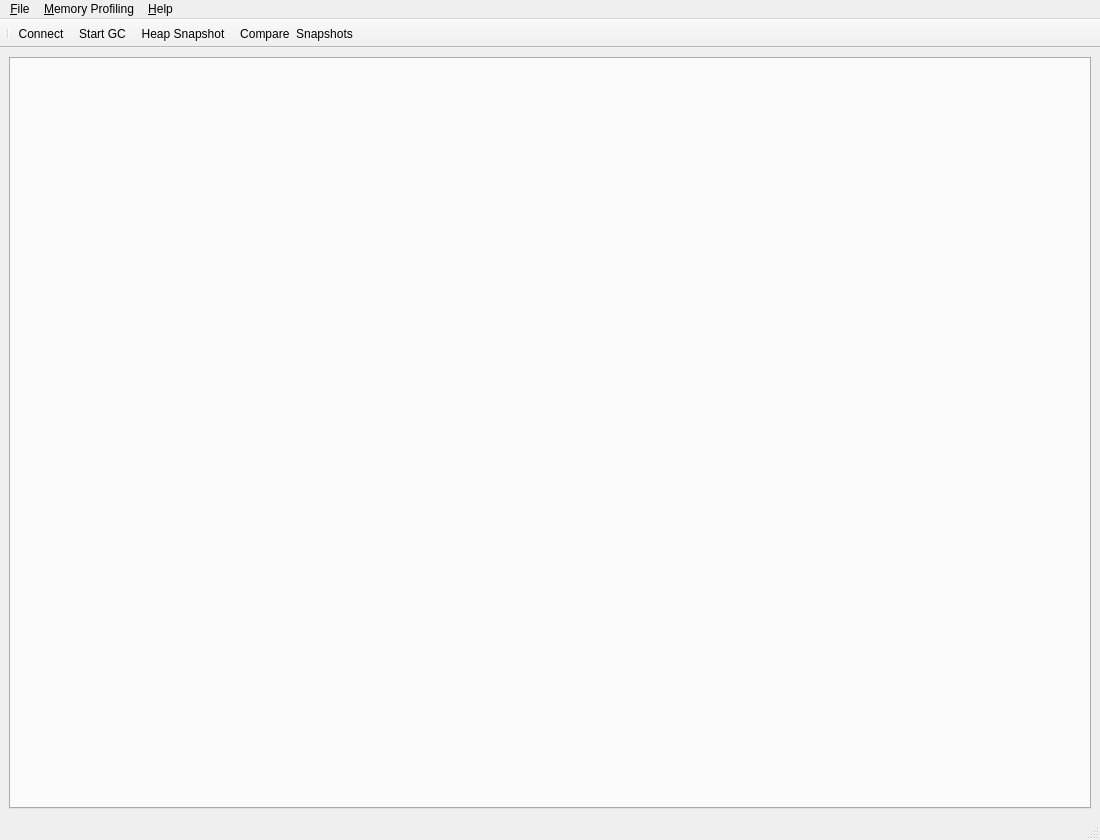
Before: the Qt Designer form rbkit-lib/ui/rbkitmainwindow.ui in codemancers/rbkit-client, drawn with Qt 5.
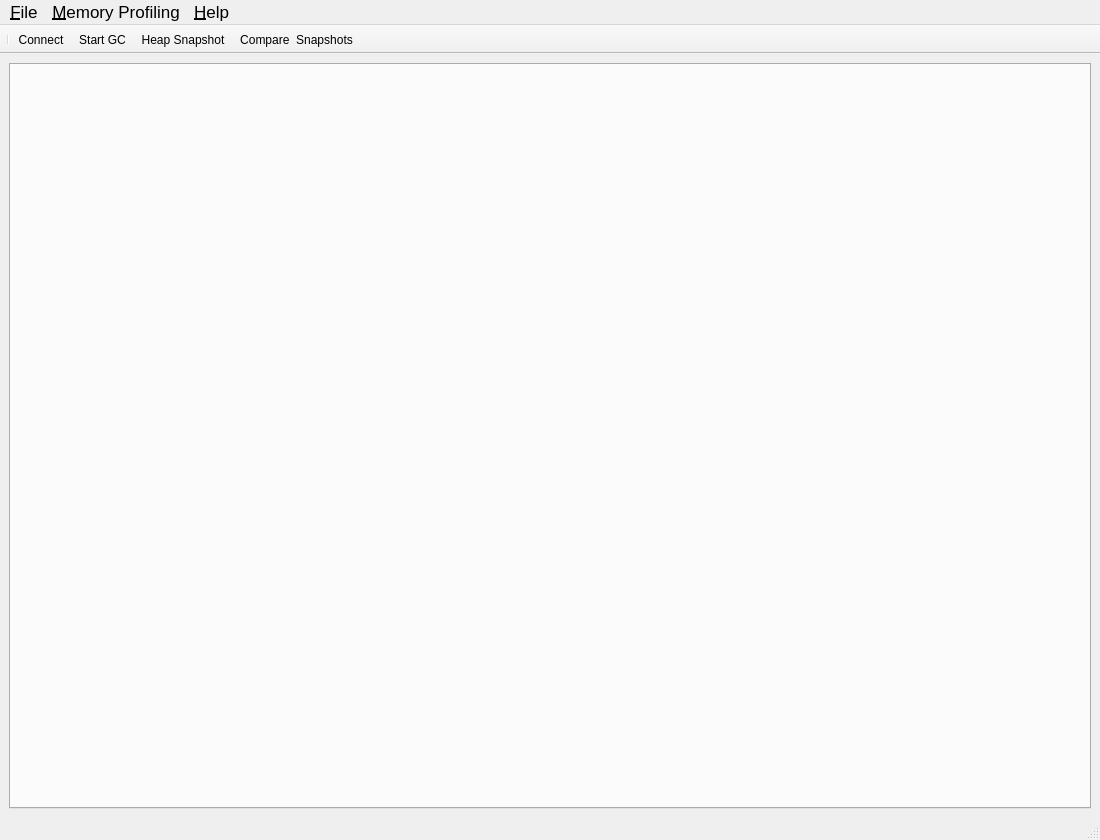
After: the same form once the commit is applied. Icons and pictures are not drawn.

Commit message: Update UI to use Lucida Grande

What changed in the file:
```diff
--- a/rbkit-lib/ui/rbkitmainwindow.ui
+++ b/rbkit-lib/ui/rbkitmainwindow.ui
@@ -16,6 +16,11 @@
     <height>840</height>
    </size>
   </property>
+  <property name="font">
+   <font>
+    <family>Lucida Grande</family>
+   </font>
+  </property>
   <property name="windowTitle">
    <string>Rbkit - A Ruby Profiler</string>
   </property>
@@ -23,6 +28,11 @@
    <layout class="QHBoxLayout" name="horizontalLayout">
     <item>
      <widget class="QTabWidget" name="chartingTab">
+      <property name="font">
+       <font>
+        <family>Lucida Grande</family>
+       </font>
+      </property>
       <property name="tabPosition">
        <enum>QTabWidget::North</enum>
       </property>
@@ -45,6 +55,11 @@
      <height>22</height>
     </rect>
    </property>
+   <property name="font">
+    <font>
+     <pointsize>13</pointsize>
+    </font>
+   </property>
    <widget class="QMenu" name="menu_File">
     <property name="title">
      <string>&amp;File</string>
@@ -53,12 +68,23 @@
     <addaction name="action_Quit"/>
    </widget>
    <widget class="QMenu" name="menu_Help">
+    <property name="font">
+     <font>
+      <pointsize>13</pointsize>
+     </font>
+    </property>
     <property name="title">
      <string>&amp;Help</string>
     </property>
     <addaction name="action_About_Rbkit"/>
    </widget>
    <widget class="QMenu" name="menu_Memory_Profiling">
+    <property name="font">
+     <font>
+      <family>Lucida Grande</family>
+      <pointsize>13</pointsize>
+     </font>
+    </property>
     <property name="title">
      <string>&amp;Memory Profiling</string>
     </property>
@@ -72,6 +98,11 @@
   </widget>
   <widget class="QStatusBar" name="statusbar"/>
   <widget class="QToolBar" name="toolBar">
+   <property name="font">
+    <font>
+     <family>Lucida Grande</family>
+    </font>
+   </property>
    <property name="windowTitle">
     <string>toolBar</string>
    </property>
@@ -113,6 +144,12 @@
    <property name="text">
     <string>&amp;Connect</string>
    </property>
+   <property name="font">
+    <font>
+     <family>Lucida Grande</family>
+     <stylestrategy>PreferAntialias</stylestrategy>
+    </font>
+   </property>
   </action>
   <action name="action_Quit">
    <property name="text">
@@ -138,6 +175,11 @@
    <property name="text">
     <string>&amp;Start GC</string>
    </property>
+   <property name="font">
+    <font>
+     <family>Lucida Grande</family>
+    </font>
+   </property>
   </action>
   <action name="actionHeap_Snapshot">
    <property name="icon">
@@ -150,6 +192,11 @@
    <property name="toolTip">
     <string>Record heapsnapshot</string>
    </property>
+   <property name="font">
+    <font>
+     <family>Lucida Grande</family>
+    </font>
+   </property>
   </action>
   <action name="actionCompare_Heapsnapshots">
    <property name="icon">
@@ -162,6 +209,11 @@
    <property name="toolTip">
     <string>Compare Heapsnpshot</string>
    </property>
+   <property name="font">
+    <font>
+     <family>Lucida Grande</family>
+    </font>
+   </property>
   </action>
  </widget>
  <resources>
```
Left out of the diff: 8 changed lines with no effect on the pictures. The commit also changes 2 other files.
